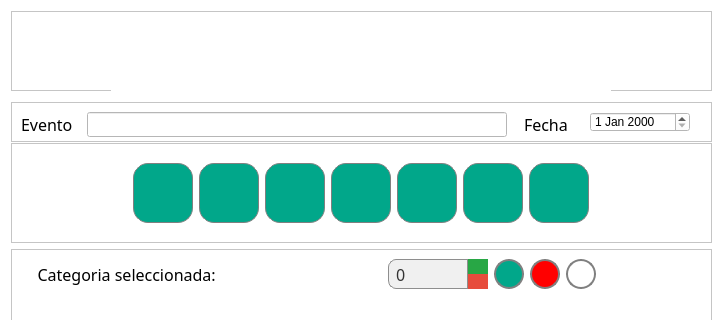
Before: the Qt Designer form gui/modificar.ui in MariaFdezVertedor/ControlDeStock, drawn with Qt 5; both pictures show x 0 to 723 and y 0 to 320 of the 723 by 497 pixel window.
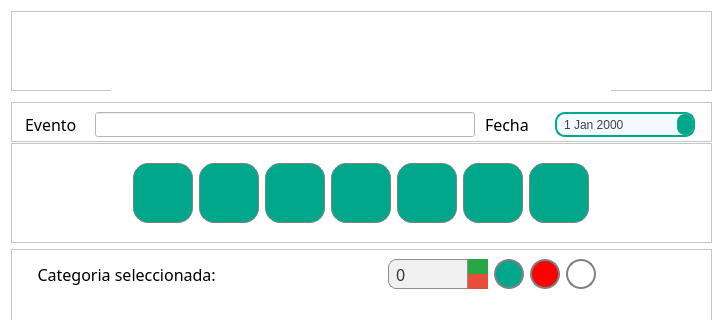
After: the same form once the commit is applied. Icons and pictures are not drawn.

Commit message: Mejorado stylesheet del dataEdit

What changed in the file:
```diff
--- a/gui/modificar.ui
+++ b/gui/modificar.ui
@@ -124,44 +124,53 @@
        <widget class="QLineEdit" name="lineEdit">
         <property name="minimumSize">
          <size>
-          <width>420</width>
+          <width>380</width>
           <height>25</height>
          </size>
         </property>
         <property name="maximumSize">
          <size>
-          <width>420</width>
+          <width>380</width>
           <height>16777215</height>
          </size>
         </property>
+        <property name="styleSheet">
+         <string notr="true">&lt;widget class=&quot;QLineEdit&quot; name=&quot;lineEvento&quot;&gt;
+   &lt;property name=&quot;styleSheet&quot;&gt;
+    &lt;string notr=&quot;true&quot;&gt;QLineEdit {
+    background-color: rgba(240, 248, 255, 0.9);  /* Fondo suave */
+    border: 2px solid rgba(1, 167, 138, 1);      /* Borde principal */
+    border-radius: 10px;                         /* Bordes redondeados */
+    padding: 5px;
+    color: rgba(34, 34, 34, 0.85);               /* Color del texto */
+    font-size: 12px;
+    font-family: &quot;Questrial&quot;;
+}
+
+QLineEdit:hover {
+    background-color: rgba(1, 167, 138, 0.1);     /* Fondo en hover */
+    border: 2px solid rgba(1, 167, 138, 0.8);     /* Borde en hover */
+}
+
+QLineEdit:focus {
+    background-color: rgba(1, 167, 138, 0.2);     /* Fondo en focus */
+    border: 2px solid rgba(1, 167, 138, 1);       /* Borde en focus */
+    color: rgba(34, 34, 34, 1);
+}
+
+QLineEdit:disabled {
+    background-color: rgba(240, 248, 255, 0.6);
+    color: rgba(150, 150, 150, 1);
+    border: 2px solid rgba(200, 200, 200, 0.8);
+}
+&lt;/string&gt;
+   &lt;/property&gt;
+&lt;/widget&gt;
+
+</string>
+        </property>
        </widget>
       </item>
-      <item>
-       <spacer name="horizontalSpacer">
-        <property name="orientation">
-         <enum>Qt::Horizontal</enum>
-        </property>
-        <property name="sizeHint" stdset="0">
-         <size>
-          <width>10</width>
-          <height>15</height>
-         </size>
-        </property>
-       </spacer>
-      </item>
-      <item>
-       <spacer name="horizontalSpacer_3">
-        <property name="orientation">
-         <enum>Qt::Horizontal</enum>
-        </property>
-        <property name="sizeHint" stdset="0">
-         <size>
-          <width>40</width>
-          <height>20</height>
-         </size>
-        </property>
-       </spacer>
-      </item>
       <item>
        <widget class="QLabel" name="label_3">
         <property name="minimumSize">
@@ -191,31 +200,79 @@
        <widget class="QDateEdit" name="dateEdit">
         <property name="minimumSize">
          <size>
-          <width>100</width>
-          <height>0</height>
+          <width>140</width>
+          <height>25</height>
          </size>
         </property>
         <property name="maximumSize">
          <size>
-          <width>100</width>
+          <width>140</width>
           <height>25</height>
          </size>
         </property>
+        <property name="styleSheet">
+         <string notr="true">QDateEdit {
+    background-color: rgba(240, 248, 255, 0.9);  /* Fondo suave */
+    border: 2px solid rgba(1, 167, 138, 1);      /* Borde principal */
+    border-radius: 10px;                         /* Bordes redondeados */
+    padding: 5px;
+    color: rgba(34, 34, 34, 0.85);               /* Color del texto */
+    font-size: 12px;
+    font-family: &quot;Questrial&quot;;
+}
+
+QDateEdit::drop-down {
+    subcontrol-origin: padding;
+    subcontrol-position: top right;
+    width: 20px;
+    border-left: 1px solid rgba(1, 167, 138, 1);  /* Lado izquierdo del botón */
+    background-color: rgba(1, 167, 138, 1);
+    border-top-right-radius: 10px;
+    border-bottom-right-radius: 10px;
+}
+
+QDateEdit::up-button, QDateEdit::down-button {
+    width: 16px;
+    height: 16px;
+    border: none;
+    background-color: rgba(1, 167, 138, 1);      /* Fondo del botón */
+    border-radius: 8px;                           /* Forma circular */
+    padding: 0px;
+}
+
+QDateEdit::up-arrow {
+    image: url(:/icons/up_arrow.svg);            /* Reemplaza con una flecha SVG o PNG hacia arriba */
+    width: 10px;
+    height: 10px;
+}
+
+QDateEdit::down-arrow {
+    image: url(:/icons/down_arrow.svg);          /* Reemplaza con una flecha SVG o PNG hacia abajo */
+    width: 10px;
+    height: 10px;
+}
+
+QDateEdit:hover {
+    background-color: rgba(1, 167, 138, 0.1);     /* Fondo en hover */
+    border: 2px solid rgba(1, 167, 138, 0.8);     /* Borde en hover */
+}
+
+QDateEdit:focus {
+    background-color: rgba(1, 167, 138, 0.2);     /* Fondo en focus */
+    border: 2px solid rgba(1, 167, 138, 1);       /* Borde en focus */
+    color: rgba(34, 34, 34, 1);
+}
+
+QDateEdit:disabled {
+    background-color: rgba(240, 248, 255, 0.6);
+    color: rgba(150, 150, 150, 1);
+    border: 2px solid rgba(200, 200, 200, 0.8);
+}
+
+</string>
+        </property>
        </widget>
       </item>
-      <item>
-       <spacer name="horizontalSpacer_2">
-        <property name="orientation">
-         <enum>Qt::Horizontal</enum>
-        </property>
-        <property name="sizeHint" stdset="0">
-         <size>
-          <width>40</width>
-          <height>20</height>
-         </size>
-        </property>
-       </spacer>
-      </item>
      </layout>
     </widget>
    </item>
```
Left out of the diff: 2 changed lines with no effect on the pictures. The commit also changes 1 other file.
